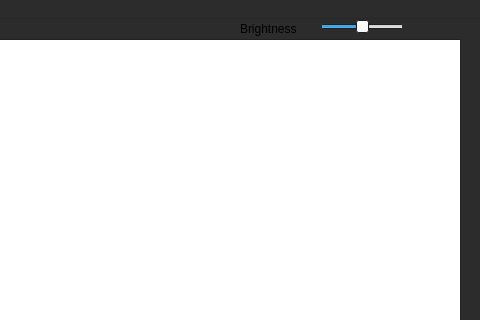
Old version of the form mainwindow.ui in the repository CarlMansfield/ImageStacker; both pictures show x 600 to 1080 and y 0 to 320 of the 1080 by 720 pixel window.
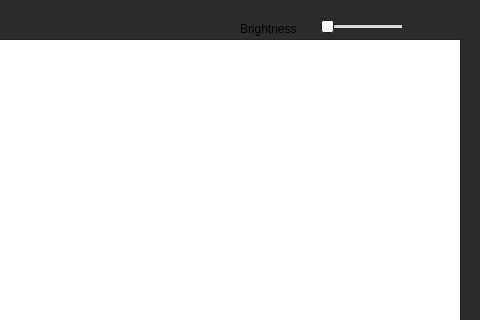
New version of the form.

What changed in the file:
```diff
--- a/mainwindow.ui
+++ b/mainwindow.ui
@@ -734,7 +734,7 @@
      <number>100</number>
     </property>
     <property name="value">
-     <number>50</number>
+     <number>0</number>
     </property>
     <property name="orientation">
      <enum>Qt::Horizontal</enum>
```
Left out of the diff: 2 changed lines with no effect on the pictures.
